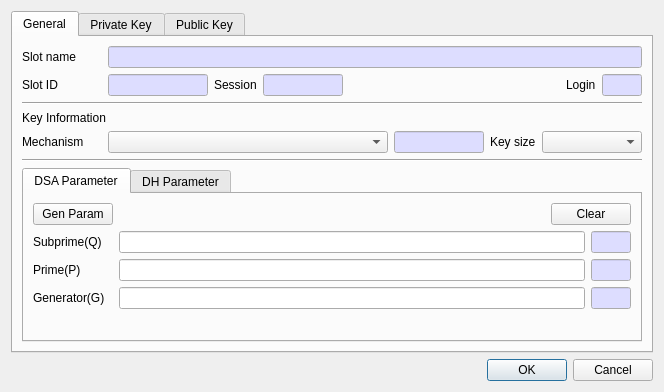
First picture: the form in CryptokiMan/gen_key_pair_dlg.ui, repository jykim74/CryptokiMan, before the edit.
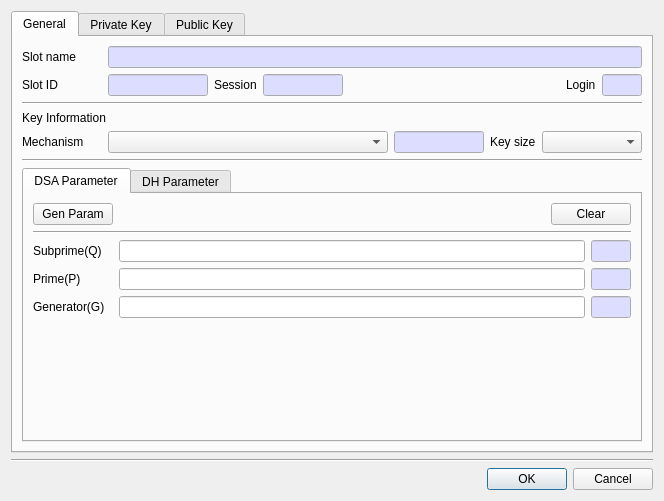
Second picture: the form after the edit. The open tabs and pages were chosen to show the change.

The edit to the form file:
```diff
--- a/CryptokiMan/gen_key_pair_dlg.ui
+++ b/CryptokiMan/gen_key_pair_dlg.ui
@@ -7,7 +7,7 @@
     <x>0</x>
     <y>0</y>
     <width>664</width>
-    <height>392</height>
+    <height>501</height>
    </rect>
   </property>
   <property name="windowTitle">
@@ -445,6 +445,13 @@
              </item>
             </layout>
            </item>
+           <item>
+            <widget class="Line" name="line_5">
+             <property name="orientation">
+              <enum>Qt::Horizontal</enum>
+             </property>
+            </widget>
+           </item>
            <item>
             <layout class="QGridLayout" name="gridLayout_13">
              <property name="topMargin">
@@ -1415,6 +1422,13 @@
      </widget>
     </widget>
    </item>
+   <item>
+    <widget class="Line" name="line_6">
+     <property name="orientation">
+      <enum>Qt::Horizontal</enum>
+     </property>
+    </widget>
+   </item>
    <item>
     <widget class="QDialogButtonBox" name="buttonBox">
      <property name="orientation">
```
Left out of the diff: 4 changed lines with no effect on the pictures.
